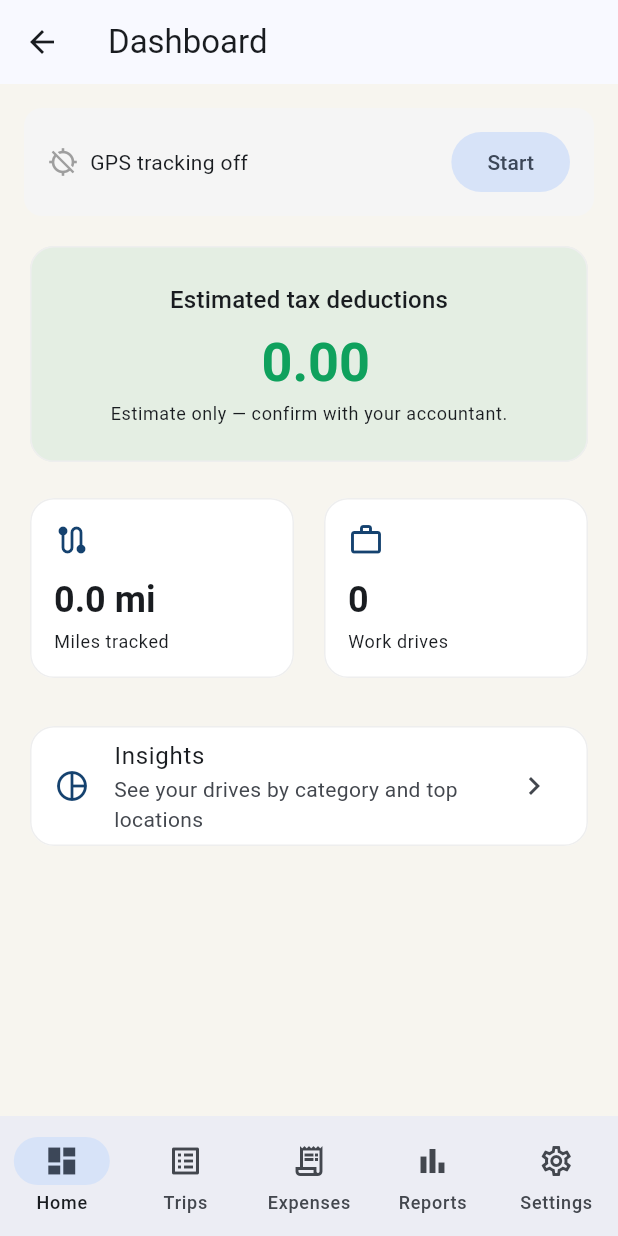
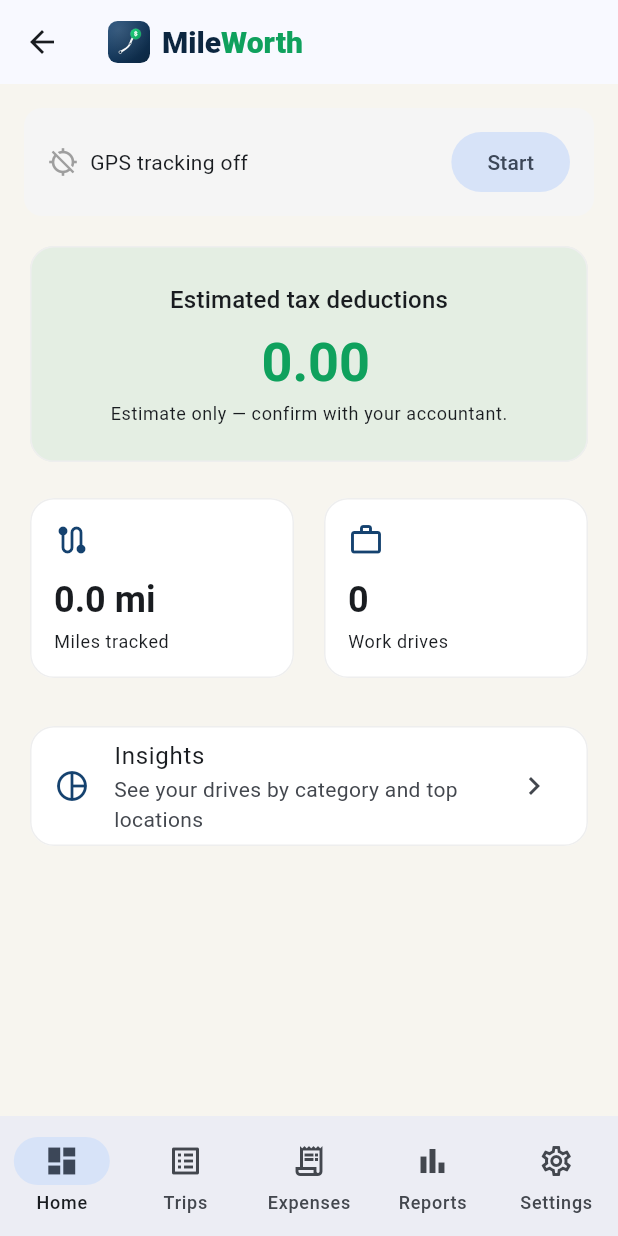
Before and after one commit to Harshit-stack029/MileWorth, a Flutter app: the HomeShell screen opened directly, on a phone screen of 412 x 824 dp. Run offline on Flutter 3.47's test engine with Material 3 defaults, Android fonts, the phone set to English and light mode, and no system bars; our stand-ins replace flutter_svg, geolocator, image_picker, in_app_purchase, share_plus, shared_preferences; accounts and stored records are empty.

Commit message:
Show brand logo + wordmark in dashboard app bar
Dashboard tab now displays the logo mark and Mile/Worth lockup; other tabs
keep their plain titles.

Co-Authored-By: Claude Opus 4.8 (1M context) <noreply@anthropic.com>

```diff
--- a/app/lib/screens/home_shell.dart
+++ b/app/lib/screens/home_shell.dart
@@ -1,5 +1,7 @@
 import 'package:flutter/material.dart';
+import 'package:flutter_svg/flutter_svg.dart';
 
+import '../theme.dart';
 import 'add_trip_screen.dart';
 import 'dashboard_screen.dart';
 import 'expenses_screen.dart';
@@ -47,10 +49,33 @@ class _HomeShellState extends State<HomeShell> {
     }
   }
 
+  // On the dashboard, show the brand lockup; elsewhere the plain tab title.
+  Widget _titleWidget() {
+    if (_index != 0) return Text(_titles[_index]);
+    return Row(
+      mainAxisSize: MainAxisSize.min,
+      children: [
+        SvgPicture.asset('assets/brand/icon.svg', height: 28),
+        const SizedBox(width: 8),
+        Text.rich(
+          TextSpan(children: const [
+            TextSpan(text: 'Mile'),
+            TextSpan(text: 'Worth', style: TextStyle(color: AppColors.green)),
+          ]),
+          style: const TextStyle(
+            fontWeight: FontWeight.w800,
+            color: AppColors.navyDeep,
+            fontSize: 20,
+          ),
+        ),
+      ],
+    );
+  }
+
   @override
   Widget build(BuildContext context) {
     return Scaffold(
-      appBar: AppBar(title: Text(_titles[_index])),
+      appBar: AppBar(title: _titleWidget()),
       body: _pages[_index],
       floatingActionButton: _fab(),
       bottomNavigationBar: NavigationBar(
```
